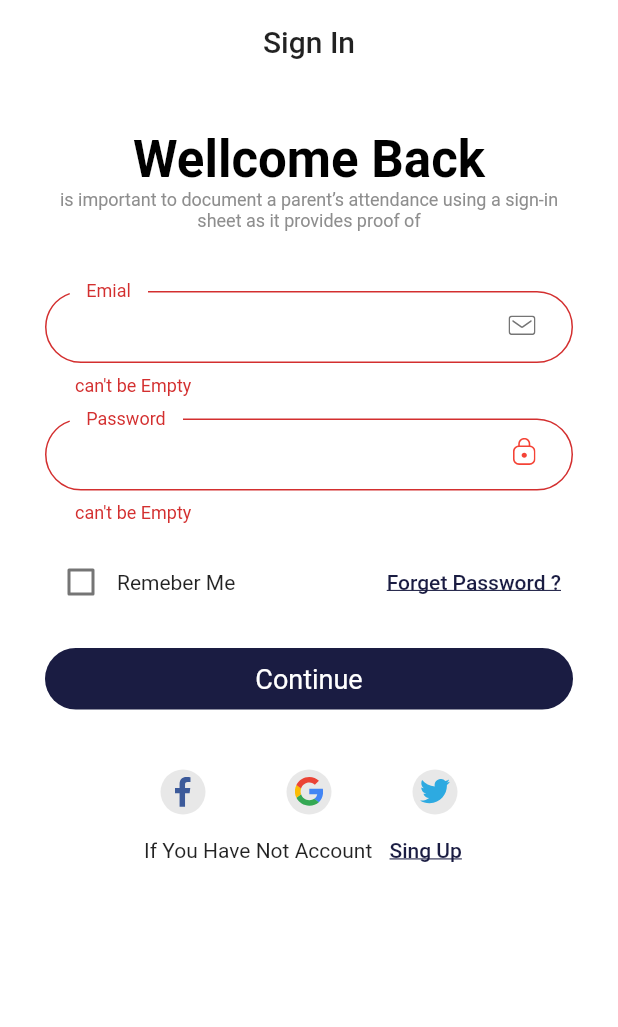
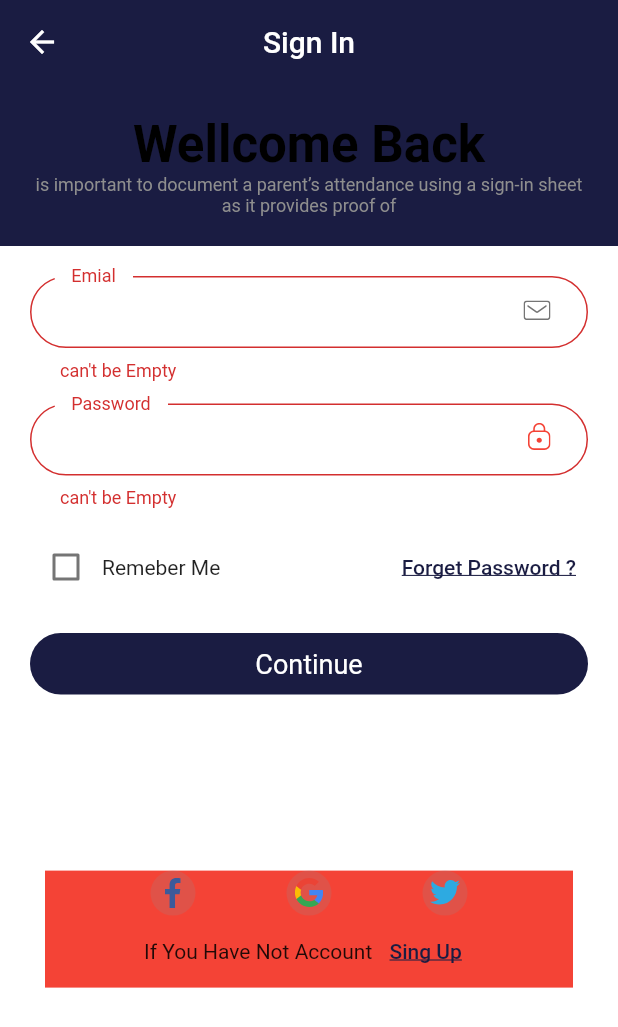
Before and after one commit to jksaWork/Graduation_Project_Flutter, a Flutter app: the Login screen opened by its route, after a tap on "Continue", on a phone screen of 412 x 824 dp. Shown: the top 1027 px of the screen. Run offline on Flutter 3.47's test engine with Material 2 defaults, Android fonts, the phone set to English and light mode, and no system bars; our stand-ins replace dio, figma_squircle, flutter_otp_text_field, flutter_svg, get, get_storage and 2 more; missing offline and left inert: dart:ffi; accounts and stored records are empty; Roboto replaces fonts that are missing (Cairo).

Commit message:
Login Controller And Design

```diff
--- a/lib/controllers/auth/login_controller.dart
+++ b/lib/controllers/auth/login_controller.dart
@@ -1,3 +1,7 @@
+import 'package:get_storage/get_storage.dart';
+import 'package:real_state_mangament/core/Services/api.dart';
+import 'package:real_state_mangament/data/Models/User.dart';
+import 'package:real_state_mangament/views/Home/Home.dart';
 import 'package:real_state_mangament/views/auth/forget_password.dart';
 import 'package:flutter/widgets.dart';
 import 'package:get/get.dart';
@@ -9,17 +13,31 @@ abstract class LoginControllerAbs extends GetxController {
 class LoginController extends LoginControllerAbs {
   late TextEditingController email;
   late TextEditingController password;
+  late RxMap user = {}.obs;
+
   GlobalKey<FormState> loginKey = GlobalKey<FormState>();
 
   goToFogetPassword() {
     Get.toNamed(ForgetPassword.routeName);
   }
 
-  login() {
+  login() async {
     if (loginKey.currentState!.validate()) {
       print('it is valid');
+      Map loginData = {};
+      loginData['username'] = email.text;
+      loginData['password'] = password.text;
+      loginData['message_token'] = password.text;
+      // print(loginData.toString());
+      var loginResponse = await Api.Login(loginData: loginData);
+      UserResponse userResponse = UserResponse.fromJson(loginResponse.data);
+      user.value = userResponse.user!;
+      GetStorage().write("login_token", userResponse.token);
+      // Get.to(Home);
+      Get.toNamed(Home.routeName);
     } else {
-      print('now');
+      // print('now');
+
     }
   }
 
--- a/lib/core/Services/api.dart
+++ b/lib/core/Services/api.dart
@@ -5,7 +5,7 @@ import 'package:get_storage/get_storage.dart';
 
 class Api {
   static final dio = Dio(BaseOptions(
-    baseUrl: 'https://movies.app.bassilali.com',
+    baseUrl: 'http://app.wasel-sd.com',
     receiveDataWhenStatusError: true,
   ));
 
@@ -62,4 +62,8 @@ class Api {
   static Future<Response> getRelatedMovies({required int movieId}) async {
     return dio.get('/api/movies/${movieId}/related_movies');
   }
+
+  static Future<Response> Login({required Map loginData}) async {
+    return dio.post('/api/drivers/login', data: loginData);
+  }
 }
--- a/lib/core/Shared/app_bars.dart
+++ b/lib/core/Shared/app_bars.dart
@@ -1,5 +1,6 @@
 import 'package:flutter/material.dart';
 import 'package:get/get.dart';
+import 'package:real_state_mangament/core/Constrant/AppColors.dart';
 
 // const BarWithNowBackArrow({Key? key}) : super(key: key);
 
@@ -9,9 +10,12 @@ AppBar BarWithNowBackArrow(context, String title) {
       centerTitle: true,
       title: Text(
         title,
-        style: Theme.of(context).textTheme.titleLarge,
+        style: Theme.of(context)
+            .textTheme
+            .titleLarge!
+            .copyWith(color: Colors.white),
       ),
-      backgroundColor: Colors.white,
+      backgroundColor: AppColor.primaryColor,
       elevation: 0);
 }
 
--- /dev/null
+++ b/lib/data/Models/User.dart
@@ -0,0 +1,20 @@
+class User {
+  late int? id;
+  late String? fullname;
+  // late String? ;
+
+  User.fromJson(Map json) {
+    id = json['id'];
+    fullname = json['fullname'];
+  }
+}
+
+class UserResponse {
+  late Map? user;
+  late String? token;
+
+  UserResponse.fromJson(Map json) {
+    token = json['token'];
+    user = json['driver'];
+  }
+}
--- a/lib/main.dart
+++ b/lib/main.dart
@@ -1,3 +1,4 @@
+import 'package:real_state_mangament/core/Services/api.dart';
 import 'package:real_state_mangament/core/Services/my_services.dart';
 import 'package:real_state_mangament/core/Translations/localizationController.dart';
 import 'package:real_state_mangament/core/Translations/translation.dart';
@@ -11,7 +12,7 @@ import 'package:get/get.dart';
 void main() async {
   WidgetsFlutterBinding.ensureInitialized();
   await initMyService();
-  // await Ap
+  Api.initilzieIntercepters();
   runApp(const MyApp());
 }
 
@@ -31,6 +32,7 @@ class MyApp extends StatelessWidget {
           fontFamily: 'Cairo',
           primarySwatch: Colors.blue,
           textTheme: TextTheme(
+              // titleLarge: TextStyle(color: Colors.white),
               // titleMedium: TextStyle(color: Colors.black),
               headline4:
                   TextStyle(fontWeight: FontWeight.bold, color: Colors.black))),
--- a/lib/routes.dart
+++ b/lib/routes.dart
@@ -1,4 +1,5 @@
 import 'package:real_state_mangament/Middlewares/onbarding_middleware.dart';
+import 'package:real_state_mangament/views/Home/Home.dart';
 import 'package:real_state_mangament/views/OnBoarding/OnBoarding.dart';
 import 'package:real_state_mangament/views/auth/Opt.dart';
 import 'package:real_state_mangament/views/auth/forget_password.dart';
@@ -19,4 +20,5 @@ List<GetPage<dynamic>>? routes = [
       name: CompletedProfile.routeName, page: () => const CompletedProfile()),
   GetPage(name: LogginSuccess.routeName, page: () => const LogginSuccess()),
   GetPage(name: ForgetPassword.routeName, page: () => const ForgetPassword()),
+  GetPage(name: Home.routeName, page: () => const Home()),
 ];
--- a/lib/views/Home/Home.dart
+++ b/lib/views/Home/Home.dart
@@ -3,7 +3,7 @@ import 'package:flutter/material.dart';
 
 class Home extends StatelessWidget {
   const Home({Key? key}) : super(key: key);
-
+  static String routeName = '/home';
   @override
   Widget build(BuildContext context) {
     return Scaffold(
--- a/lib/views/auth/login/login.dart
+++ b/lib/views/auth/login/login.dart
@@ -27,19 +27,34 @@ class Login extends StatelessWidget {
       body: WillPopScope(
         onWillPop: appColseAlert,
         child: Container(
+          // color: Colors.white,
+          color: AppColor.primaryColor,
+          child: Container(
             color: Colors.white,
-          padding: EdgeInsets.all(10),
+            // padding: EdgeInsets.all(10),
             child: ListView(
               children: [
                 // Page Headding
-              AuthPageHeading(
+                Container(
+                  color: AppColor.primaryColor,
+                  child: AuthPageHeading(
                       head: 'Wellcome Back',
                       description:
                           'is important to document a parent’s attendance using a sign-in sheet as it provides proof of'),
+                ),
+                Container(
+                  height: MediaQuery.of(context).size.height * .60,
+                  child: Column(
+                    mainAxisAlignment: MainAxisAlignment.spaceBetween,
+                    children: [
                       LoginFrom(),
                       // Socilal Links
                       SocialLinks(),
                     ],
+                  ),
+                )
+              ],
+            ),
           ),
         ),
       ),
--- a/lib/views/auth/login/widgets/login_form.dart
+++ b/lib/views/auth/login/widgets/login_form.dart
@@ -19,10 +19,13 @@ class LoginFrom extends StatelessWidget {
   Container LoginFormFiled() {
     LoginController controller = Get.find();
     return Container(
+      // height: MediaQuery.of(context).size.height * .60,
       margin: EdgeInsets.symmetric(vertical: 20, horizontal: 20),
       child: Form(
         key: controller.loginKey,
-        child: Column(children: [
+        child: Column(
+            mainAxisAlignment: MainAxisAlignment.spaceBetween,
+            children: [
               CustomTextFiled(
                 validator: (val) => validInput(val!, 8, 30, 'Email'),
                 title: 'Emial',
@@ -30,7 +33,7 @@ class LoginFrom extends StatelessWidget {
                 controller: controller.email,
               ),
               CustomTextFiled(
-              validator: (val) => validInput(val!, 8, 30, 'Password'),
+                  validator: (val) => validInput(val!, 6, 30, 'Password'),
                   title: 'Password',
                   prefiexIcon: AppSvgImg.Lock,
                   controller: controller.password),
--- a/lib/views/auth/widgets/Social_links.dart
+++ b/lib/views/auth/widgets/Social_links.dart
@@ -15,6 +15,7 @@ class SocialLinks extends StatelessWidget {
   Container socialLinks() {
     List svgIcons = [AppSvgImg.facebook, AppSvgImg.google, AppSvgImg.tweiter];
     return Container(
+      color: Colors.red,
       margin: EdgeInsets.symmetric(horizontal: 30),
       child: Column(
         children: [
```
Lines whose indentation alone changed are shown as unchanged.
